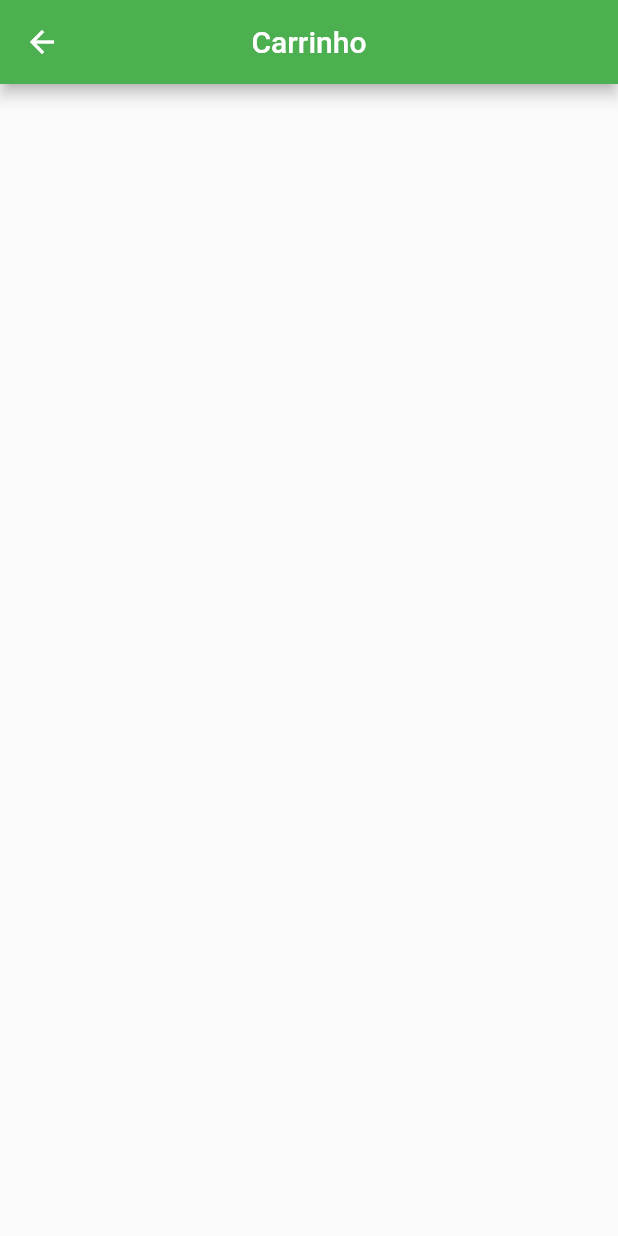
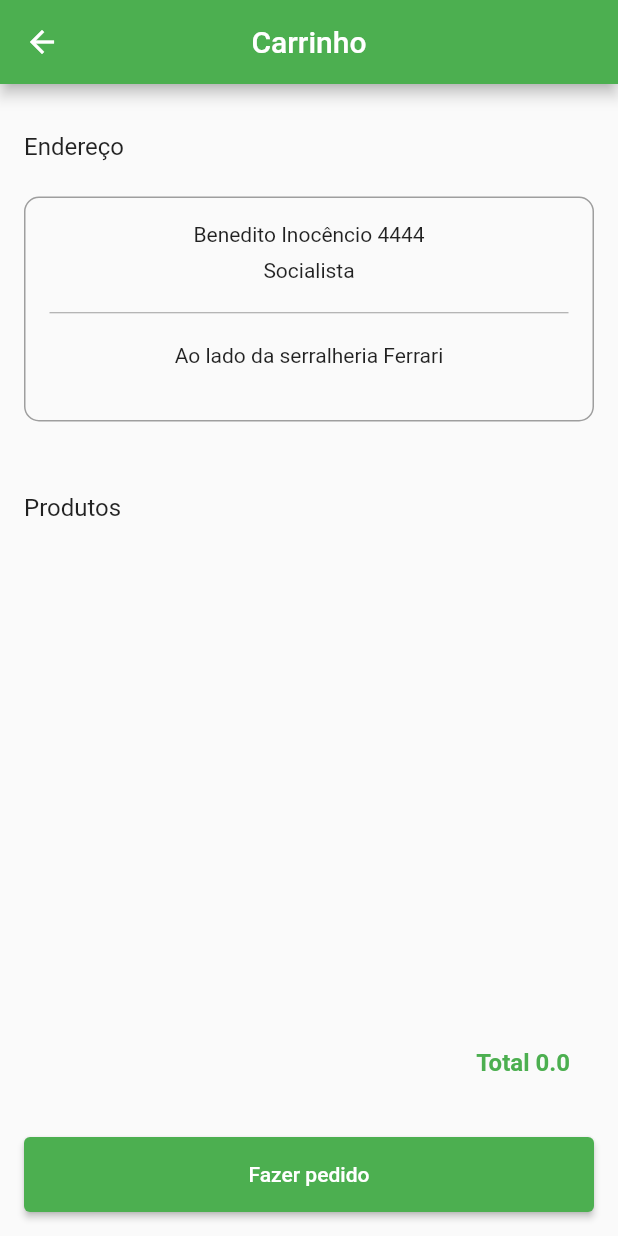
Before and after one commit to robertcsouza/linkFoodApp, a Flutter app: the Cart screen opened by its route, on a phone screen of 412 x 824 dp. Run offline on Flutter 3.47's test engine with Material 2 defaults, Android fonts, the light colour scheme and no system bars; our stand-ins replace cached_network_image, carousel_slider, dio, flutter_easyloading, get_it, image_picker and 1 more; accounts and stored records are empty.

Commit message:
add cart

```diff
--- a/lib/main.dart
+++ b/lib/main.dart
@@ -1,12 +1,16 @@
+import 'package:get_it/get_it.dart';
 import 'package:linkfood/config/Routes.dart';
 import 'package:flutter_easyloading/flutter_easyloading.dart';
+import 'package:linkfood/models/CartProducts.dart';
 import '../assets/Colors.dart' as projectColor;
 import 'package:flutter/material.dart';
 import 'package:linkfood/components/Inputs.dart';
 import 'components/buttons.dart';
 import 'controller/SessionController.dart';
 
+GetIt getIt = GetIt.instance;
 void main() {
+  getIt.registerSingleton<CartProducts>(CartProducts(), signalsReady: true);
   runApp(MyApp());
 }
 
--- /dev/null
+++ b/lib/models/CartProducts.dart
@@ -0,0 +1,32 @@
+import 'package:linkfood/models/Product.dart';
+
+class CartProducts {
+  late int _quanty = 0;
+  late List<Product> _productsCart = [];
+  late String _restaurantId = '';
+  late String _userId = '';
+
+  String get userId => _userId;
+
+  set userId(String userId) {
+    _userId = userId;
+  }
+
+  String get restaurantId => _restaurantId;
+
+  set restaurantId(String restaurantId) {
+    _restaurantId = restaurantId;
+  }
+
+  List<Product> get productsCart => _productsCart;
+
+  set productsCart(List<Product> productsCart) {
+    _productsCart = productsCart;
+  }
+
+  int get quanty => _quanty;
+
+  set quanty(int quanty) {
+    _quanty = quanty;
+  }
+}
--- a/lib/models/Product.dart
+++ b/lib/models/Product.dart
@@ -6,6 +6,7 @@ class Product {
   late String _thumbnail;
   late String _description;
   late String _observation;
+  late int _quant;
 
   Product(
       {required String id,
@@ -63,4 +64,10 @@ class Product {
   set observation(String observation) {
     _observation = observation;
   }
+
+  int get quant => _quant;
+
+  set quant(int quant) {
+    _quant = quant;
+  }
 }
--- a/lib/screens/Cart.dart
+++ b/lib/screens/Cart.dart
@@ -1,4 +1,11 @@
+import 'package:cached_network_image/cached_network_image.dart';
 import 'package:flutter/material.dart';
+import 'package:flutter_easyloading/flutter_easyloading.dart';
+import 'package:get_it/get_it.dart';
+import 'package:linkfood/assets/Colors.dart';
+import 'package:linkfood/components/buttons.dart';
+import 'package:linkfood/models/CartProducts.dart';
+import 'package:linkfood/models/Product.dart';
 
 class Cart extends StatefulWidget {
   const Cart({Key? key}) : super(key: key);
@@ -8,6 +15,28 @@ class Cart extends StatefulWidget {
 }
 
 class _CartState extends State<Cart> {
+  GetIt getIt = GetIt.instance;
+  List<Product> _listproduct = [];
+  double _total = 0;
+  @override
+  void initState() {
+    // TODO: implement initState
+    super.initState();
+    _listproduct = getIt<CartProducts>().productsCart;
+    _calculateTotal();
+  }
+
+  _calculateTotal() {
+    double _tmpTotal = 0;
+    _listproduct.forEach((element) {
+      _tmpTotal += (element.price * element.quant);
+    });
+
+    setState(() {
+      _total = _tmpTotal;
+    });
+  }
+
   @override
   Widget build(BuildContext context) {
     return Scaffold(
@@ -23,6 +52,145 @@ class _CartState extends State<Cart> {
     return Container(
       width: MediaQuery.of(context).size.width,
       height: MediaQuery.of(context).size.height,
+      child: Column(
+        children: [
+          Row(
+            children: [
+              Padding(
+                padding:
+                    const EdgeInsets.only(top: 32.0, left: 16.0, bottom: 8.0),
+                child: Text(
+                  'Endereço',
+                  style: TextStyle(fontSize: 16),
+                ),
+              )
+            ],
+          ),
+          _adressInfo(),
+          Row(
+            children: [
+              Padding(
+                padding:
+                    const EdgeInsets.only(top: 32.0, left: 16.0, bottom: 8.0),
+                child: Text(
+                  'Produtos',
+                  style: TextStyle(fontSize: 16),
+                ),
+              )
+            ],
+          ),
+          _listProducts(),
+          Padding(
+            padding: const EdgeInsets.only(right: 32.0, bottom: 16.0),
+            child: Row(
+              mainAxisAlignment: MainAxisAlignment.end,
+              children: [
+                Padding(
+                  padding: const EdgeInsets.only(left: 16.0, bottom: 8.0),
+                  child: Text(
+                    'Total $_total',
+                    style: TextStyle(
+                        fontSize: 16,
+                        color: primary,
+                        fontWeight: FontWeight.bold),
+                  ),
+                )
+              ],
+            ),
+          ),
+          SafeArea(
+              child: Padding(
+            padding: const EdgeInsets.all(16.0),
+            child:
+                btPrimary(lable: 'Fazer pedido', context: context, call: () {}),
+          ))
+        ],
+      ),
+    );
+  }
+
+  Widget _cardProducts(Product product) {
+    return Padding(
+      padding: const EdgeInsets.all(4.0),
+      child: Container(
+          width: MediaQuery.of(context).size.width,
+          height: 100,
+          child: ListTile(
+            leading: ClipRRect(
+                borderRadius: BorderRadius.all(Radius.circular(10)),
+                child: Container(
+                    width: 90,
+                    height: 90,
+                    child: CachedNetworkImage(
+                      imageUrl: product.thumbnail,
+                    ))),
+            title: Padding(
+              padding: const EdgeInsets.only(top: 8.0),
+              child: Text(
+                product.name,
+                style: TextStyle(
+                    fontWeight: FontWeight.bold, color: Colors.grey[800]),
+              ),
+            ),
+            subtitle: Column(
+              crossAxisAlignment: CrossAxisAlignment.start,
+              children: [
+                Padding(
+                    padding: const EdgeInsets.all(8.0),
+                    child: Text('Quantidade   ${product.quant}')),
+                Text(
+                  'R\$ ${product.price}',
+                  style: TextStyle(color: primary, fontWeight: FontWeight.bold),
+                )
+              ],
+            ),
+          )),
+    );
+  }
+
+  Widget _listProducts() {
+    return Expanded(
+        child: ListView.builder(
+      itemCount: _listproduct.length,
+      itemBuilder: (context, index) {
+        return _cardProducts(_listproduct[index]);
+      },
+    ));
+  }
+
+  Widget _adressInfo() {
+    return Padding(
+      padding: const EdgeInsets.all(16.0),
+      child: Container(
+        width: MediaQuery.of(context).size.width,
+        height: 150,
+        decoration: BoxDecoration(
+            borderRadius: BorderRadius.all(Radius.circular(10)),
+            border: Border.all(color: Colors.grey)),
+        child: Column(
+          children: [
+            Padding(
+              padding: const EdgeInsets.only(top: 16.0, bottom: 4.0),
+              child: Text('Benedito Inocêncio 4444'),
+            ),
+            Padding(
+              padding: const EdgeInsets.all(4.0),
+              child: Text('Socialista'),
+            ),
+            Padding(
+              padding: const EdgeInsets.all(16.0),
+              child: Divider(
+                color: Colors.grey,
+                height: 1.0,
+              ),
+            ),
+            Padding(
+              padding: const EdgeInsets.all(4.0),
+              child: Text('Ao lado da serralheria Ferrari'),
+            ),
+          ],
+        ),
+      ),
     );
   }
 }
--- a/pubspec.yaml
+++ b/pubspec.yaml
@@ -34,6 +34,7 @@ dependencies:
   dio: ^4.0.4
   flutter_easyloading: ^3.0.3
   shared_preferences: ^2.0.0
+  get_it: ^7.2.0
 
 
 dev_dependencies:
```
Also changed, not shown: lib/screens/ProductDetail.dart (+9 -15 lines), pubspec.lock.
